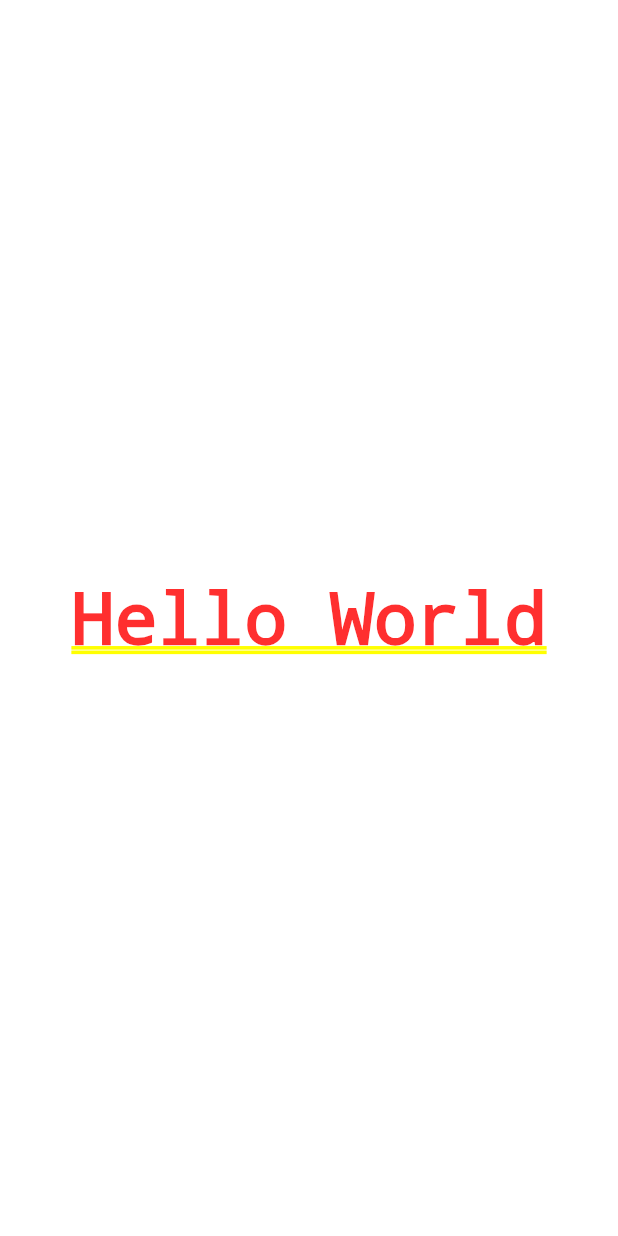
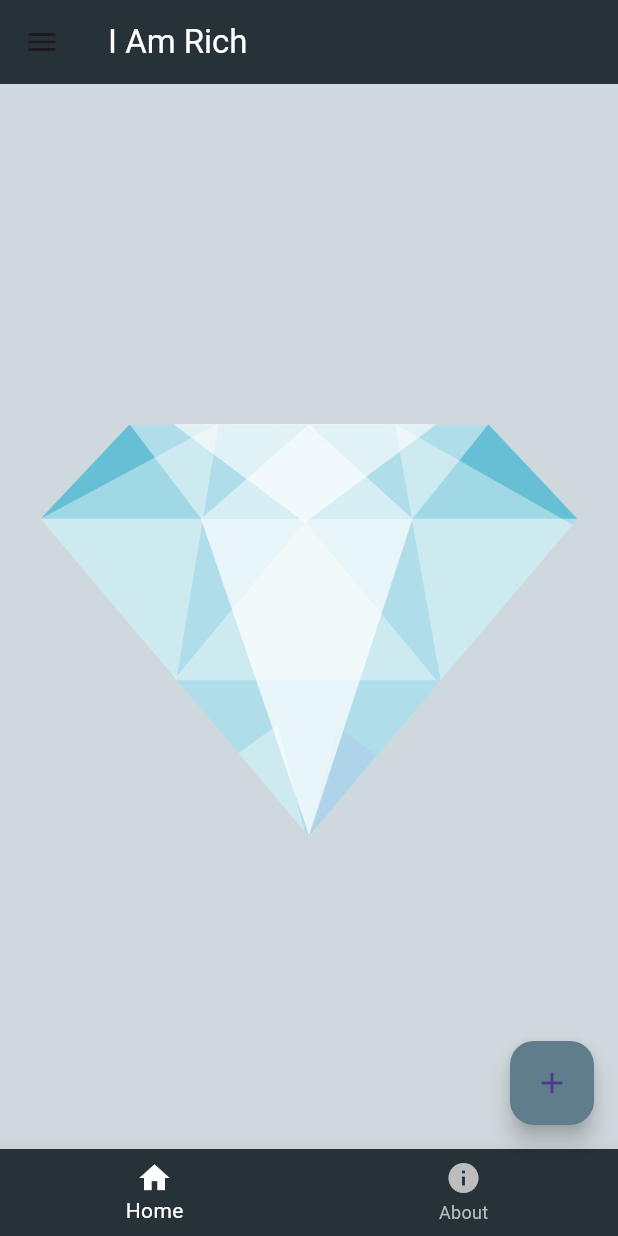
Before and after one commit to ayanadamtew/i_am_rich, a Flutter app: the screen it shows after launch, on a phone screen of 412 x 824 dp. Run offline on Flutter 3.47's test engine with Material 3 defaults, Android fonts, the phone set to English and light mode, and no system bars.

Commit message:
Adding additional feature

```diff
--- a/lib/main.dart
+++ b/lib/main.dart
@@ -1,13 +1,144 @@
 import 'package:flutter/material.dart';
 
 void main() {
-  runApp(
-    MaterialApp(
-      home: Center(
-        child: Text(
-          "Hello World"
-        )
-      )
-    )
-  );
+  runApp(const MyApp());
 }
+
+class MyApp extends StatelessWidget {
+  const MyApp({super.key});
+
+  @override
+  Widget build(BuildContext context) {
+    return MaterialApp(
+      theme: ThemeData(
+        primaryColor: Colors.blueGrey[900],
+        scaffoldBackgroundColor: Colors.blueGrey[100],
+        appBarTheme: AppBarTheme(
+          backgroundColor: Colors.blueGrey[900],
+          titleTextStyle: const TextStyle(color: Colors.white, fontSize: 22),
+        ),
+        bottomNavigationBarTheme: BottomNavigationBarThemeData(
+          selectedItemColor: Colors.white,
+          unselectedItemColor: Colors.grey[400],
+          backgroundColor: Colors.blueGrey[900],
+        ),
+        floatingActionButtonTheme: const FloatingActionButtonThemeData(
+          backgroundColor: Colors.blueGrey,
+        ),
+      ),
+      home: const MainScreen(),
+    );
+  }
+}
+
+class MainScreen extends StatefulWidget {
+  const MainScreen({super.key});
+
+  @override
+  State<MainScreen> createState() => _MainScreenState();
+}
+
+class _MainScreenState extends State<MainScreen> {
+  int _currentIndex = 0;
+
+  // Pages for navigation
+  final List<Widget> _pages = [
+    const HomePage(),
+    const AboutPage(),
+  ];
+
+  @override
+  Widget build(BuildContext context) {
+    return Scaffold(
+      appBar: AppBar(
+        title: const Text('I Am Rich'),
+      ),
+
+      // Drawer Menu
+      drawer: Drawer(
+        child: ListView(
+          padding: EdgeInsets.zero,
+          children: [
+            DrawerHeader(
+              decoration: BoxDecoration(color: Colors.blueGrey[900]),
+              child: const Text(
+                'Menu',
+                style: TextStyle(color: Colors.white, fontSize: 24),
+              ),
+            ),
+            ListTile(
+              leading: const Icon(Icons.home),
+              title: const Text('Home'),
+              onTap: () {
+                setState(() => _currentIndex = 0);
+                Navigator.pop(context);
+              },
+            ),
+            ListTile(
+              leading: const Icon(Icons.info),
+              title: const Text('About'),
+              onTap: () {
+                setState(() => _currentIndex = 1);
+                Navigator.pop(context);
+              },
+            ),
+          ],
+        ),
+      ),
+
+      // Body based on the selected page
+      body: _pages[_currentIndex],
+
+      // Floating Action Button
+      floatingActionButton: FloatingActionButton(
+        onPressed: () {
+          ScaffoldMessenger.of(context).showSnackBar(
+            const SnackBar(
+              content: Text('Floating Action Button Clicked!'),
+            ),
+          );
+        },
+        child: const Icon(Icons.add),
+      ),
+
+      // Bottom Navigation Bar
+      bottomNavigationBar: BottomNavigationBar(
+        currentIndex: _currentIndex,
+        onTap: (index) => setState(() => _currentIndex = index),
+        items: const [
+          BottomNavigationBarItem(icon: Icon(Icons.home), label: 'Home'),
+          BottomNavigationBarItem(icon: Icon(Icons.info), label: 'About'),
+        ],
+      ),
+    );
+  }
+}
+
+// Home Page Widget
+class HomePage extends StatelessWidget {
+  const HomePage({super.key});
+
+  @override
+  Widget build(BuildContext context) {
+    return const Center(
+      child: Image(
+        image: AssetImage('images/diamond.png'),
+      ),
+    );
+  }
+}
+
+// About Page Widget
+class AboutPage extends StatelessWidget {
+  const AboutPage({super.key});
+
+  @override
+  Widget build(BuildContext context) {
+    return const Center(
+      child: Text(
+        'This app shows that I am rich!',
+        style: TextStyle(fontSize: 20, color: Colors.black87),
+      ),
+    );
+  }
+}
--- a/pubspec.yaml
+++ b/pubspec.yaml
@@ -17,3 +17,5 @@ dev_dependencies:
 
 flutter:
   uses-material-design: true
+  assets:
+    - images/
```
Also changed, not shown: images/diamond.png (added), 23 other files.
